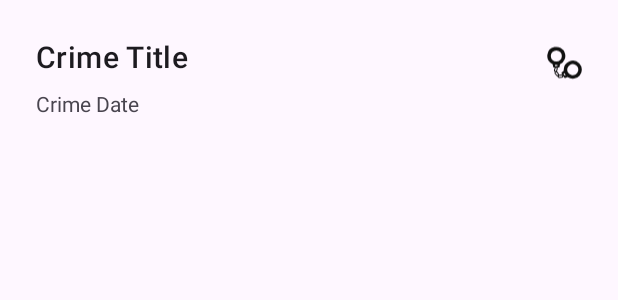
After one commit to jakobakoba/CriminalIntent, an Android app: the layout list_item_crime.xml on its own in the app's theme, with its tools: preview values and no code run, on a phone screen of 412 x 824 dp. The commit adds this screen. Shown: the top 300 px of the screen. Run offline under Robolectric (Android 15) with nearby library versions, the phone set to English and light mode, and no system bars.

Commit message:
02 fragments (#2)
* created recycler

* created adapter, viewholder

* created adapter, viewholder

* changed id and visibility for image

* themes and coroutines

```diff
--- /dev/null
+++ b/app/src/main/res/drawable/ic_solved.xml
@@ -0,0 +1,21 @@
+<vector xmlns:android="http://schemas.android.com/apk/res/android"
+    android:width="24dp"
+    android:height="24dp"
+    android:viewportWidth="24"
+    android:viewportHeight="24">
+  <path
+      android:pathData="M5.07,1.11A6.19,6.19 0,0 0,3.65 12.7a0.57,0.57 0,0 1,0.32 0.44l0.19,1.25a0.62,0.62 0,0 0,0.61 0.63,16.41 16.41,0 0,0 3.29,0 0.62,0.62 0,0 0,0.61 -0.63l0.18,-1.23a0.61,0.61 0,0 1,0.35 -0.47A6.2,6.2 0,0 0,5.07 1.11ZM7,14H6.51a0.49,0.49 0,0 1,-0.38 0.19,0.51 0.51,0 1,1 0.38,-0.83H7a0.33,0.33 0,0 1,0.32 0.32A0.32,0.32 0,0 1,7 14ZM6.4,11a3.79,3.79 0,1 1,3.79 -3.79A3.79,3.79 0,0 1,6.4 11Z"
+      android:fillColor="#111"/>
+  <path
+      android:pathData="M5.66,18.2l-0.21,-0.07a1,1 0,0 1,-0.69 -1.27l0.44,-1.5a1,1 0,0 1,1.27 -0.69l0.21,0.06A1,1 0,0 1,7.38 16l-0.44,1.5A1,1 0,0 1,5.66 18.2ZM6.27,15.33a0.33,0.33 0,0 0,-0.41 0.23l-0.44,1.5a0.33,0.33 0,0 0,0.22 0.41l0.22,0.06a0.33,0.33 0,0 0,0.41 -0.22l0.44,-1.5a0.33,0.33 0,0 0,-0.22 -0.41Z"
+      android:fillColor="#111"/>
+  <path
+      android:pathData="M7.9,20.72l-0.17,0.13a1,1 0,0 1,-1.44 -0.2L5.35,19.4A1,1 0,0 1,5.55 18l0.18,-0.14a1,1 0,0 1,1.43 0.2l0.94,1.25A1,1 0,0 1,7.9 20.72ZM6,18.52A0.34,0.34 0,0 0,5.9 19l0.94,1.24a0.34,0.34 0,0 0,0.47 0.07l0.18,-0.14a0.33,0.33 0,0 0,0.06 -0.46l-0.94,-1.25a0.33,0.33 0,0 0,-0.47 -0.06Z"
+      android:fillColor="#111"/>
+  <path
+      android:pathData="M11.12,20.79l0,0.22a1.07,1.07 0,0 1,-1 1.11l-1.7,0.14a1.08,1.08 0,0 1,-1.2 -0.93l0,-0.23a1.08,1.08 0,0 1,1 -1.11l1.71,-0.13A1.06,1.06 0,0 1,11.12 20.79ZM8,21.27a0.36,0.36 0,0 0,0.39 0.3l1.7,-0.14a0.36,0.36 0,0 0,0.34 -0.36l0,-0.22a0.35,0.35 0,0 0,-0.39 -0.3l-1.7,0.13A0.34,0.34 0,0 0,8 21Z"
+      android:fillColor="#111"/>
+  <path
+      android:pathData="M22.19,12.33A6.19,6.19 0,0 0,11.5 17a0.61,0.61 0,0 1,-0.21 0.51l-1,0.79a0.62,0.62 0,0 0,-0.24 0.84A16.5,16.5 0,0 0,11.75 22a0.61,0.61 0,0 0,0.85 0.2l1.15,-0.47a0.63,0.63 0,0 1,0.58 0.06,6.19 6.19,0 0,0 7.86,-9.45ZM12.13,20.55l-0.26,-0.43a0.49,0.49 0,0 1,-0.35 -0.23,0.51 0.51,0 0,1 0.17,-0.69 0.51,0.51 0,0 1,0.69 0.18,0.48 0.48,0 0,1 0,0.42l0.26,0.43a0.32,0.32 0,0 1,-0.12 0.44A0.31,0.31 0,0 1,12.13 20.55ZM14.4,18.5a3.79,3.79 0,1 1,5.19 1.33A3.79,3.79 0,0 1,14.4 18.5Z"
+      android:fillColor="#111"/>
+</vector>
--- a/app/src/main/res/layout/activity_main.xml
+++ b/app/src/main/res/layout/activity_main.xml
@@ -2,7 +2,7 @@
 <androidx.fragment.app.FragmentContainerView
     xmlns:android="http://schemas.android.com/apk/res/android"
     android:id="@+id/fragment_container"
-    android:name="com.bor96dev.criminalintent.CrimeDetailFragment"
+    android:name="com.bor96dev.criminalintent.CrimeListFragment"
     xmlns:tools="http://schemas.android.com/tools"
     android:layout_width="match_parent"
     android:layout_height="match_parent"
--- /dev/null
+++ b/app/src/main/res/layout/fragment_crime_list.xml
@@ -0,0 +1,5 @@
+<?xml version="1.0" encoding="utf-8"?>
+<androidx.recyclerview.widget.RecyclerView xmlns:android="http://schemas.android.com/apk/res/android"
+    android:layout_width="match_parent"
+    android:id="@+id/crime_recycler_view"
+    android:layout_height="match_parent"/>
--- /dev/null
+++ b/app/src/main/res/layout/list_item_crime.xml
@@ -0,0 +1,47 @@
+<?xml version="1.0" encoding="utf-8"?>
+<androidx.constraintlayout.widget.ConstraintLayout xmlns:android="http://schemas.android.com/apk/res/android"
+    xmlns:app="http://schemas.android.com/apk/res-auto"
+    xmlns:tools="http://schemas.android.com/tools"
+    android:layout_width="match_parent"
+    android:layout_height="wrap_content"
+    android:orientation="vertical"
+    android:padding="8dp">
+
+    <TextView
+        android:id="@+id/crime_title_rv"
+        android:layout_width="0dp"
+        android:layout_height="wrap_content"
+        android:textAppearance="?attr/textAppearanceHeadline6"
+        android:layout_marginStart="16dp"
+        android:layout_marginTop="16dp"
+        android:layout_marginEnd="8dp"
+        app:layout_constraintEnd_toStartOf="@+id/crime_solved_img"
+        app:layout_constraintStart_toStartOf="parent"
+        app:layout_constraintTop_toTopOf="parent"
+        tools:text="Crime Title" />
+
+    <TextView
+        android:id="@+id/crime_date_rv"
+        android:layout_width="0dp"
+        android:layout_height="wrap_content"
+
+        android:layout_marginStart="16dp"
+        android:layout_marginTop="8dp"
+        app:layout_constraintEnd_toEndOf="@+id/crime_title_rv"
+        app:layout_constraintStart_toStartOf="parent"
+        app:layout_constraintTop_toBottomOf="@+id/crime_title_rv"
+        tools:text="Crime Date" />
+
+    <ImageView
+        android:contentDescription="@string/contentdescription"
+        android:id="@+id/crime_solved_img"
+        android:layout_width="23dp"
+        android:layout_height="wrap_content"
+        android:layout_marginEnd="16dp"
+        app:layout_constraintBottom_toBottomOf="parent"
+        app:layout_constraintEnd_toEndOf="parent"
+        app:layout_constraintTop_toTopOf="parent"
+        app:layout_constraintVertical_bias="0.466"
+        app:srcCompat="@drawable/ic_solved" />
+
+</androidx.constraintlayout.widget.ConstraintLayout>
--- a/app/src/main/res/values/strings.xml
+++ b/app/src/main/res/values/strings.xml
@@ -4,4 +4,5 @@
     <string name="crime_title_label">Title</string>
     <string name="crime_details_label">Details</string>
     <string name="crime_solved_label">Solved</string>
+    <string name="contentdescription">contentDescription</string>
 </resources>
--- a/app/src/main/res/values/themes.xml
+++ b/app/src/main/res/values/themes.xml
@@ -6,4 +6,10 @@
     </style>
 
     <style name="Theme.CriminalIntent" parent="Base.Theme.CriminalIntent" />
+
+    <style name="FancyListItemText">
+        <item name="android:textSize">20sp</item>
+        <item name="android:textColor">@color/black</item>
+    </style>
+
 </resources>
--- a/build.gradle
+++ b/build.gradle
@@ -3,4 +3,5 @@ plugins {
     id 'com.android.application' version '8.0.2' apply false
     id 'com.android.library' version '8.0.2' apply false
     id 'org.jetbrains.kotlin.android' version '1.8.20' apply false
+    id 'org.jetbrains.kotlin.kapt' version '1.6.10' apply false
 }
```
Also changed, not shown: app/build.gradle (+14 -0 lines), app/src/main/java/com/bor96dev/criminalintent/CrimeListAdapter.kt (added, +46 -0 lines), app/src/main/java/com/bor96dev/criminalintent/CrimeListFragment.kt (added, +57 -0 lines), app/src/main/java/com/bor96dev/criminalintent/CrimeListViewModel.kt (+27 -4 lines).
